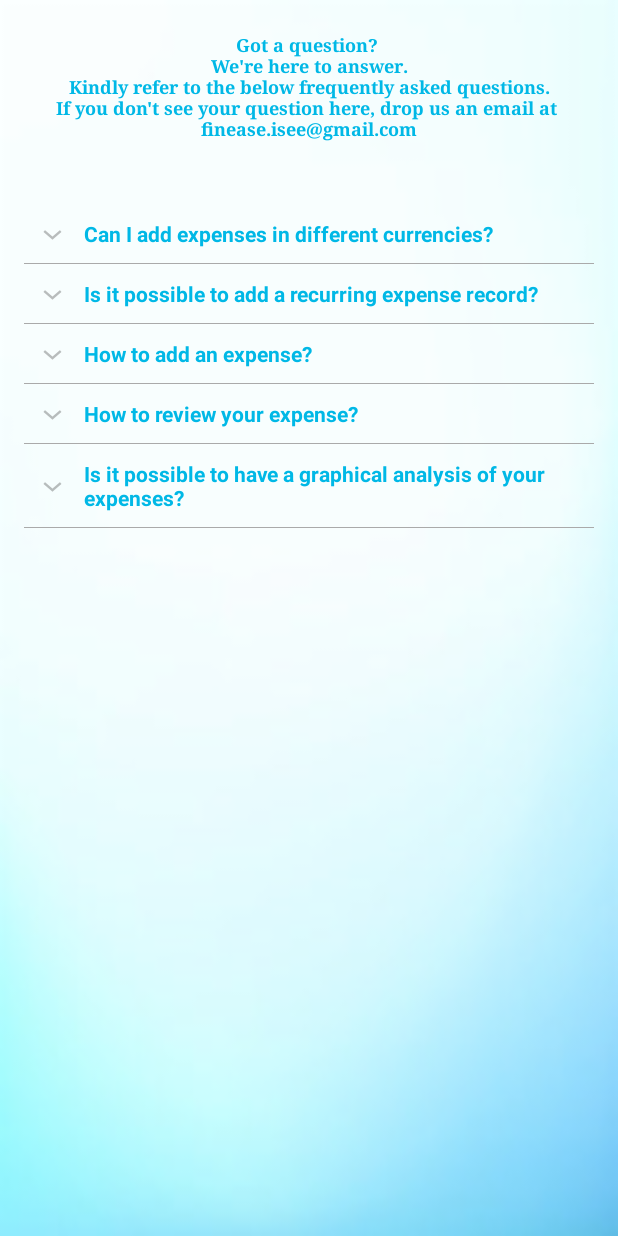
After one commit to FinEase/finease, an Android app: the HelpActivity screen opened directly, with no data from a screen before it, on a phone screen of 412 x 824 dp. The commit adds this screen. Run offline under Robolectric (Android 15) with nearby library versions, the phone set to English and light mode, and no system bars.

Commit message:
Added Help Functionality

```diff
--- a/app/src/main/AndroidManifest.xml
+++ b/app/src/main/AndroidManifest.xml
@@ -9,6 +9,9 @@
         android:roundIcon="@mipmap/ic_launcher_round"
         android:supportsRtl="true"
         android:theme="@style/Theme.FinEase">
+        <activity
+            android:name=".HelpActivity"
+            android:exported="false" />
         <activity
             android:name=".Analytics"
             android:exported="false" />
--- /dev/null
+++ b/app/src/main/java/com/example/finease/CustomizedExpandableListAdapter.java
@@ -0,0 +1,106 @@
+package com.example.finease;
+
+import android.content.Context;
+import android.graphics.Typeface;
+import android.view.LayoutInflater;
+import android.view.View;
+import android.view.ViewGroup;
+import android.widget.BaseExpandableListAdapter;
+import android.widget.TextView;
+import java.util.HashMap;
+import java.util.List;
+
+public class CustomizedExpandableListAdapter extends BaseExpandableListAdapter {
+
+    private Context context;
+    private List<String> expandableTitleList;
+    private HashMap<String, List<String>> expandableDetailList;
+
+    // constructor
+    public CustomizedExpandableListAdapter(Context context, List<String> expandableListTitle,
+                                           HashMap<String, List<String>> expandableListDetail) {
+        this.context = context;
+        this.expandableTitleList = expandableListTitle;
+        this.expandableDetailList = expandableListDetail;
+    }
+
+    @Override
+    // Gets the data associated with the given child within the given group.
+    public Object getChild(int lstPosn, int expanded_ListPosition) {
+        return this.expandableDetailList.get(this.expandableTitleList.get(lstPosn)).get(expanded_ListPosition);
+    }
+
+    @Override
+    // Gets the ID for the given child within the given group.
+    // This ID must be unique across all children within the group. Hence we can pick the child uniquely
+    public long getChildId(int listPosition, int expanded_ListPosition) {
+        return expanded_ListPosition;
+    }
+
+    @Override
+    // Gets a View that displays the data for the given child within the given group.
+    public View getChildView(int lstPosn, final int expanded_ListPosition,
+                             boolean isLastChild, View convertView, ViewGroup parent) {
+        final String expandedListText = (String) getChild(lstPosn, expanded_ListPosition);
+        if (convertView == null) {
+            LayoutInflater layoutInflater = (LayoutInflater) this.context.getSystemService(Context.LAYOUT_INFLATER_SERVICE);
+            convertView = layoutInflater.inflate(R.layout.list_item, null);
+        }
+        TextView expandedListTextView = (TextView) convertView.findViewById(R.id.expandedListItem);
+        expandedListTextView.setText(expandedListText);
+        return convertView;
+    }
+
+    @Override
+    // Gets the number of children in a specified group.
+    public int getChildrenCount(int listPosition) {
+        return this.expandableDetailList.get(this.expandableTitleList.get(listPosition)).size();
+    }
+
+    @Override
+    // Gets the data associated with the given group.
+    public Object getGroup(int listPosition) {
+        return this.expandableTitleList.get(listPosition);
+    }
+
+    @Override
+    // Gets the number of groups.
+    public int getGroupCount() {
+        return this.expandableTitleList.size();
+    }
+
+    @Override
+    // Gets the ID for the group at the given position. This group ID must be unique across groups.
+    public long getGroupId(int listPosition) {
+        return listPosition;
+    }
+
+    @Override
+    // Gets a View that displays the given group.
+    // This View is only for the group--the Views for the group's children
+    // will be fetched using getChildView()
+    public View getGroupView(int listPosition, boolean isExpanded, View convertView, ViewGroup parent) {
+        String listTitle = (String) getGroup(listPosition);
+        if (convertView == null) {
+            LayoutInflater layoutInflater = (LayoutInflater) this.context.
+                    getSystemService(Context.LAYOUT_INFLATER_SERVICE);
+            convertView = layoutInflater.inflate(R.layout.list_group, null);
+        }
+        TextView listTitleTextView = (TextView) convertView.findViewById(R.id.listTitle);
+        listTitleTextView.setTypeface(null, Typeface.BOLD);
+        listTitleTextView.setText(listTitle);
+        return convertView;
+    }
+
+    @Override
+    // Indicates whether the child and group IDs are stable across changes to the underlying data.
+    public boolean hasStableIds() {
+        return false;
+    }
+
+    @Override
+    // Whether the child at the specified position is selectable.
+    public boolean isChildSelectable(int listPosition, int expandedListPosition) {
+        return true;
+    }
+}
--- /dev/null
+++ b/app/src/main/java/com/example/finease/ExpandableListDataItems.java
@@ -0,0 +1,51 @@
+package com.example.finease;
+
+import java.util.ArrayList;
+import java.util.HashMap;
+import java.util.List;
+
+public class ExpandableListDataItems {
+    public static HashMap<String, List<String>> getData() {
+        HashMap<String, List<String>> expandableDetailList = new HashMap<String, List<String>>();
+
+        // As we are populating List of fruits, vegetables and nuts, using them here
+        // We can modify them as per our choice.
+        // And also choice of fruits/vegetables/nuts can be changed
+        List<String> q1 = new ArrayList<String>();
+        q1.add("In the Add Spending tab, tap the \"+\" button to open up the page to record your income. In open tab consist of \n" +
+                "Select Mode of Payment\n" +
+                "Select Item\n" +
+                "Select Date\n" +
+                "Select Amount\n" +
+                "Add Note\n" +
+                "\n" +
+                "By giving all these values you can successfully record an expense.");
+
+        List<String> q2 = new ArrayList<String>();
+        q2.add("Click on the ViewExpense tab, you will be able to see all your history. " +
+                "Here you also have an option to filter out the values based on Mode of Payment, Month and Category.");
+
+        List<String> q3 = new ArrayList<String>();
+        q3.add("Yes, it is possible to add expenses in different currencies. " +
+                "For this, in the AddExpense tab while recording an Expense choose the currencies accordingly.");
+
+        List<String> q4 = new ArrayList<String>();
+        q4.add("Yes, the FinEase application provides a graphical representation of your expenses. " +
+                "For this click on the Analytics tab and here you can see a pie chart analysis of the monthly spending.");
+
+        List<String> q5 = new ArrayList<String>();
+        q5.add("Yes, a user can add an expense as a recurring record here the record will be added for the following month. " +
+                "For this in the Add Spending tab click on \"+\" and the recurring transaction checkbox.");
+
+        // Fruits are grouped under Fruits Items. Similarly the rest two are under
+        // Vegetable Items and Nuts Items respecitively.
+        // i.e. expandableDetailList object is used to map the group header strings to
+        // their respective children using an ArrayList of Strings.
+        expandableDetailList.put("How to add an expense?", q1);
+        expandableDetailList.put("How to review your expense?", q2);
+        expandableDetailList.put("Can I add expenses in different currencies?", q3);
+        expandableDetailList.put("Is it possible to have a graphical analysis of your expenses?", q4);
+        expandableDetailList.put("Is it possible to add a recurring expense record?", q5);
+        return expandableDetailList;
+    }
+}
--- /dev/null
+++ b/app/src/main/java/com/example/finease/HelpActivity.java
@@ -0,0 +1,63 @@
+package com.example.finease;
+
+import android.os.Bundle;
+import android.view.View;
+import android.widget.ExpandableListAdapter;
+import android.widget.ExpandableListView;
+import android.widget.Toast;
+import androidx.appcompat.app.AppCompatActivity;
+import java.util.ArrayList;
+import java.util.HashMap;
+import java.util.List;
+
+public class HelpActivity extends AppCompatActivity {
+
+    ExpandableListView expandableListViewExample;
+    ExpandableListAdapter expandableListAdapter;
+    List<String> expandableTitleList;
+    HashMap<String, List<String>> expandableDetailList;
+
+    @Override
+    protected void onCreate(Bundle savedInstanceState) {
+        super.onCreate(savedInstanceState);
+        setContentView(R.layout.activity_help);
+        expandableListViewExample = (ExpandableListView) findViewById(R.id.expandableListViewSample);
+        expandableDetailList = ExpandableListDataItems.getData();
+        expandableTitleList = new ArrayList<String>(expandableDetailList.keySet());
+        expandableListAdapter = new CustomizedExpandableListAdapter(this, expandableTitleList, expandableDetailList);
+        expandableListViewExample.setAdapter(expandableListAdapter);
+
+        // This method is called when the group is expanded
+        expandableListViewExample.setOnGroupExpandListener(new ExpandableListView.OnGroupExpandListener() {
+            @Override
+            public void onGroupExpand(int groupPosition) {
+                Toast.makeText(getApplicationContext(), expandableTitleList.get(groupPosition) + " List Expanded.", Toast.LENGTH_SHORT).show();
+            }
+        });
+
+        // This method is called when the group is collapsed
+        expandableListViewExample.setOnGroupCollapseListener(new ExpandableListView.OnGroupCollapseListener() {
+            @Override
+            public void onGroupCollapse(int groupPosition) {
+                Toast.makeText(getApplicationContext(), expandableTitleList.get(groupPosition) + " List Collapsed.", Toast.LENGTH_SHORT).show();
+            }
+        });
+
+        // This method is called when the child in any group is clicked
+        // via a toast method, it is shown to display the selected child item as a sample
+        // we may need to add further steps according to the requirements
+        expandableListViewExample.setOnChildClickListener(new ExpandableListView.OnChildClickListener() {
+            @Override
+            public boolean onChildClick(ExpandableListView parent, View v,
+                                        int groupPosition, int childPosition, long id) {
+                Toast.makeText(getApplicationContext(), expandableTitleList.get(groupPosition)
+                        + " -> "
+                        + expandableDetailList.get(
+                        expandableTitleList.get(groupPosition)).get(
+                        childPosition), Toast.LENGTH_SHORT
+                ).show();
+                return false;
+            }
+        });
+    }
+}
--- /dev/null
+++ b/app/src/main/res/layout/activity_help.xml
@@ -0,0 +1,42 @@
+<!-- RelativeLayout places the components vertically one by one.
+	Necessary parameters also specified so that elegant output can be seen -->
+<RelativeLayout
+    xmlns:android="http://schemas.android.com/apk/res/android"
+    xmlns:tools="http://schemas.android.com/tools"
+    android:layout_width="match_parent"
+    android:layout_height="match_parent"
+    android:paddingLeft="@dimen/activity_horizontal_margin"
+    android:paddingTop="@dimen/activity_vertical_margin"
+    android:paddingRight="@dimen/activity_horizontal_margin"
+    android:paddingBottom="@dimen/activity_vertical_margin"
+    android:background="@drawable/bg_2"
+    tools:context=".HelpActivity">
+
+    <TextView
+        android:id="@+id/totalBudgetAmountTextView"
+        android:layout_width="match_parent"
+        android:layout_height="wrap_content"
+        android:text="Got a question? \n We're here to answer. \n Kindly refer to the below frequently asked questions. \nIf you don't see your question here, drop us an email at \nfinease.isee@gmail.com"
+        android:textSize="12sp"
+        android:textStyle="bold"
+        android:fontFamily="serif"
+        android:textAlignment="center"
+        android:textColor="#00b8e6"
+        android:layout_marginTop="5dp"
+        />
+
+    <!-- ExpandableListView is used in relativelayout
+        The android:indicatorLeft is the left bound for an items indicator.-->
+    <ExpandableListView
+        android:id="@+id/expandableListViewSample"
+        android:layout_width="match_parent"
+        android:layout_height="match_parent"
+        android:divider="@android:color/darker_gray"
+        android:dividerHeight="0.5dp"
+        android:layout_marginTop="120dp"
+        android:fontFamily="serif"
+        android:indicatorLeft="?android:attr/expandableListPreferredItemIndicatorLeft" />
+
+</RelativeLayout>
+    <!-- Note: We cannot use the value wrap_content for the android:layout_height
+        attribute of the ExpandableListView in XML. -->
--- /dev/null
+++ b/app/src/main/res/layout/list_group.xml
@@ -0,0 +1,18 @@
+<?xml version="1.0" encoding="utf-8"?>
+<LinearLayout
+    xmlns:android="http://schemas.android.com/apk/res/android"
+    android:layout_width="match_parent"
+    android:layout_height="match_parent"
+    android:orientation="vertical">
+
+    <TextView
+        android:id="@+id/listTitle"
+        android:layout_width="fill_parent"
+        android:layout_height="wrap_content"
+        android:paddingLeft="?android:attr/expandableListPreferredItemPaddingLeft"
+        android:paddingTop="10dp"
+        android:paddingBottom="10dp"
+        android:fontFamily="serif"
+        android:textColor="#00b8e6"/>
+
+</LinearLayout>
--- /dev/null
+++ b/app/src/main/res/values/dimen.xml
@@ -0,0 +1,5 @@
+<resources>
+    <!-- Default screen margins, per the Android Design guidelines. -->
+    <dimen name="activity_horizontal_margin">16dp</dimen>
+    <dimen name="activity_vertical_margin">16dp</dimen>
+</resources>
```
Also changed, not shown: app/src/main/java/com/example/finease/Analytics.java (+8 -6 lines), app/src/main/java/com/example/finease/MainActivity.java (+10 -1 lines), app/src/main/res/layout/activity_analytics.xml (+0 -48 lines), app/src/main/res/layout/activity_main.xml (+6 -5 lines), app/src/main/res/layout/list_item.xml (added, +17 -0 lines), app/src/main/res/drawable-hdpi/signoutlogo.png (added), app/src/main/res/drawable-mdpi/signoutlogo.png (added), app/src/main/res/drawable-xhdpi/signoutlogo.png (added), app/src/main/res/drawable-xxhdpi/signoutlogo.png (added), app/src/main/res/drawable-xxxhdpi/signoutlogo.png (added).
